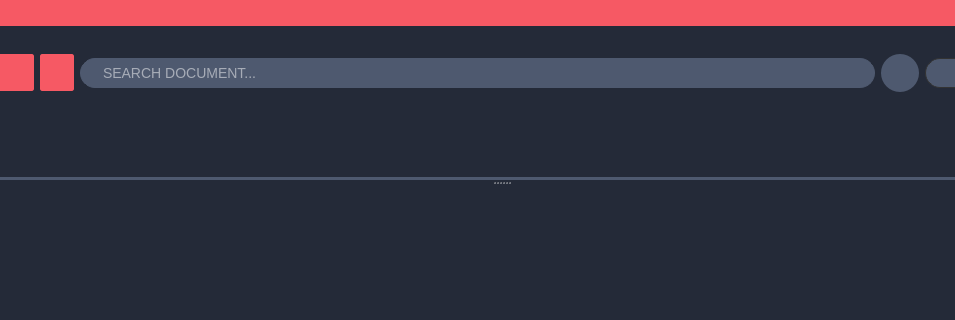
This is src/client/gui/ui/docsbrowser.ui in aleoli/Shared-Editor as Qt 5 draws it before an edit; both pictures show x 182 to 1137 and y 0 to 320 of the 1366 by 771 pixel window. The edited form follows.
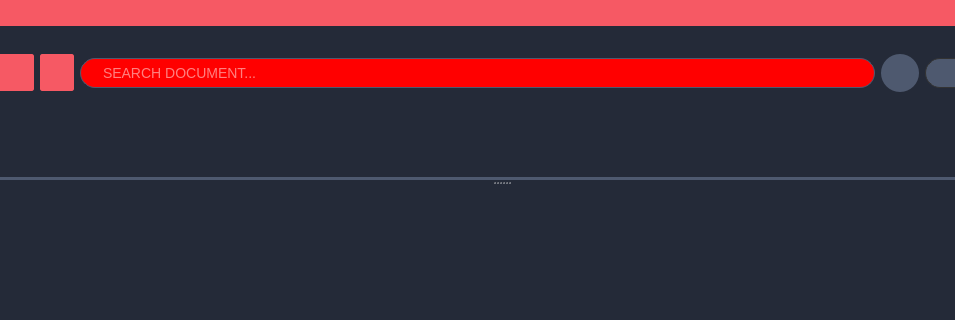
This is the edited form. Icons and pictures are not drawn.

```diff
--- a/src/client/gui/ui/docsbrowser.ui
+++ b/src/client/gui/ui/docsbrowser.ui
@@ -619,7 +619,7 @@
            </property>
            <property name="styleSheet">
             <string notr="true">QLineEdit{
-                                                    background: #4e596f;
+                                                    background: red;
                                                     border: 1px solid #4e596f;
                                                     border-radius: 15px;
                                                     padding-left: 20px;
```
